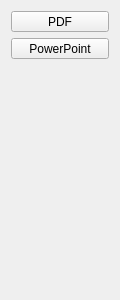
genosse-einhorn/FishyRecorder, file presentation/welcomepane.ui: the form before one commit.
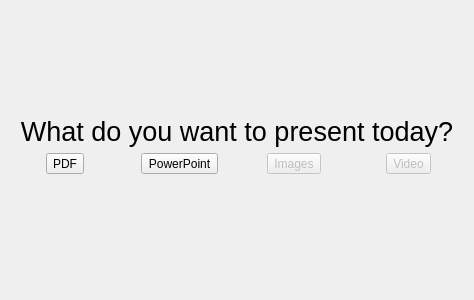
The form after the commit. Icons and pictures are not drawn.

The edit to the form file:
```diff
--- a/presentation/welcomepane.ui
+++ b/presentation/welcomepane.ui
@@ -6,7 +6,7 @@
    <rect>
     <x>0</x>
     <y>0</y>
-    <width>120</width>
+    <width>474</width>
     <height>300</height>
    </rect>
   </property>
@@ -19,15 +19,21 @@
   <property name="windowTitle">
    <string>Form</string>
   </property>
-  <layout class="QVBoxLayout" name="verticalLayout">
-   <item>
+  <layout class="QGridLayout" name="gridLayout">
+   <item row="1" column="0" alignment="Qt::AlignHCenter|Qt::AlignTop">
     <widget class="QToolButton" name="openPdfButton">
      <property name="sizePolicy">
-      <sizepolicy hsizetype="Expanding" vsizetype="Fixed">
+      <sizepolicy hsizetype="Minimum" vsizetype="Fixed">
        <horstretch>0</horstretch>
        <verstretch>0</verstretch>
       </sizepolicy>
      </property>
+     <property name="minimumSize">
+      <size>
+       <width>0</width>
+       <height>0</height>
+      </size>
+     </property>
      <property name="text">
       <string>PDF</string>
      </property>
@@ -37,8 +43,8 @@
      </property>
      <property name="iconSize">
       <size>
-       <width>32</width>
-       <height>32</height>
+       <width>64</width>
+       <height>64</height>
       </size>
      </property>
      <property name="toolButtonStyle">
@@ -46,10 +52,10 @@
      </property>
     </widget>
    </item>
-   <item>
+   <item row="1" column="1" alignment="Qt::AlignHCenter|Qt::AlignTop">
     <widget class="QToolButton" name="openPptButton">
      <property name="sizePolicy">
-      <sizepolicy hsizetype="Expanding" vsizetype="Fixed">
+      <sizepolicy hsizetype="Minimum" vsizetype="Fixed">
        <horstretch>0</horstretch>
        <verstretch>0</verstretch>
       </sizepolicy>
@@ -63,8 +69,8 @@
      </property>
      <property name="iconSize">
       <size>
-       <width>32</width>
-       <height>32</height>
+       <width>64</width>
+       <height>64</height>
       </size>
      </property>
      <property name="toolButtonStyle">
@@ -72,18 +78,70 @@
      </property>
     </widget>
    </item>
-   <item>
-    <spacer name="verticalSpacer">
-     <property name="orientation">
-      <enum>Qt::Vertical</enum>
+   <item row="1" column="3" alignment="Qt::AlignHCenter|Qt::AlignTop">
+    <widget class="QToolButton" name="openVideoButton">
+     <property name="enabled">
+      <bool>false</bool>
      </property>
-     <property name="sizeHint" stdset="0">
+     <property name="text">
+      <string>Video</string>
+     </property>
+     <property name="icon">
+      <iconset resource="../res/stuff.qrc">
+       <normaloff>:/images/video-x-wmv.svg</normaloff>:/images/video-x-wmv.svg</iconset>
+     </property>
+     <property name="iconSize">
       <size>
-       <width>20</width>
-       <height>40</height>
+       <width>64</width>
+       <height>64</height>
       </size>
      </property>
-    </spacer>
+     <property name="toolButtonStyle">
+      <enum>Qt::ToolButtonTextUnderIcon</enum>
+     </property>
+    </widget>
+   </item>
+   <item row="1" column="2" alignment="Qt::AlignHCenter|Qt::AlignTop">
+    <widget class="QToolButton" name="openImagesButton">
+     <property name="enabled">
+      <bool>false</bool>
+     </property>
+     <property name="text">
+      <string>Images</string>
+     </property>
+     <property name="icon">
+      <iconset resource="../res/stuff.qrc">
+       <normaloff>:/images/image-x-generic.svg</normaloff>:/images/image-x-generic.svg</iconset>
+     </property>
+     <property name="iconSize">
+      <size>
+       <width>64</width>
+       <height>64</height>
+      </size>
+     </property>
+     <property name="toolButtonStyle">
+      <enum>Qt::ToolButtonTextUnderIcon</enum>
+     </property>
+    </widget>
+   </item>
+   <item row="0" column="0" colspan="4" alignment="Qt::AlignBottom">
+    <widget class="QLabel" name="label">
+     <property name="sizePolicy">
+      <sizepolicy hsizetype="Preferred" vsizetype="Minimum">
+       <horstretch>0</horstretch>
+       <verstretch>0</verstretch>
+      </sizepolicy>
+     </property>
+     <property name="text">
+      <string>&lt;html&gt;&lt;head/&gt;&lt;body&gt;&lt;p&gt;&lt;span style=&quot; font-size:20pt;&quot;&gt;What do you want to present today?&lt;/span&gt;&lt;/p&gt;&lt;/body&gt;&lt;/html&gt;</string>
+     </property>
+     <property name="textFormat">
+      <enum>Qt::RichText</enum>
+     </property>
+     <property name="alignment">
+      <set>Qt::AlignCenter</set>
+     </property>
+    </widget>
    </item>
   </layout>
  </widget>
```
Left out of the diff: 4 changed lines with no effect on the pictures.
